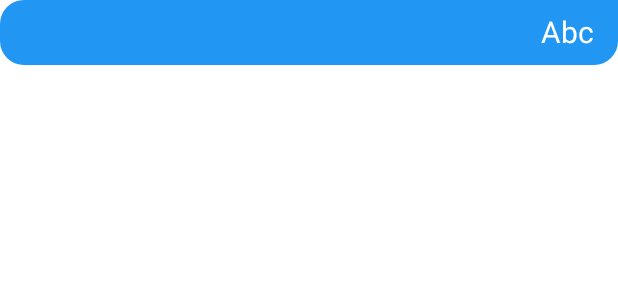
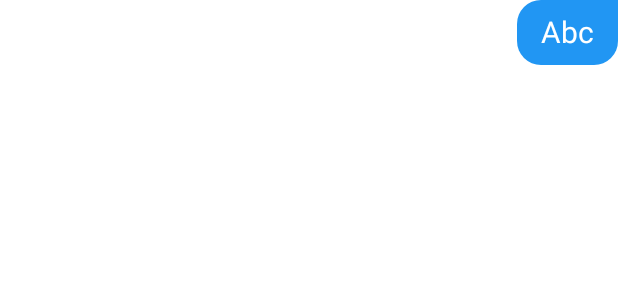
Before and after one commit to MGabi/smalltalk-android, an Android app: the layout rw_conversation_item_client.xml on its own in the app's theme, with its tools: preview values and no code run, on a phone screen of 412 x 824 dp. Shown: the top 300 px of the screen. Run offline under Robolectric (Android 15) with nearby library versions, the phone set to English and light mode, and no system bars.

Commit message:
Finish recyclerview styling

```diff
--- a/app/src/main/res/layout/fr_speech.xml
+++ b/app/src/main/res/layout/fr_speech.xml
@@ -26,7 +26,7 @@
             app:layout_constraintStart_toStartOf="parent"
             app:layout_constraintTop_toTopOf="parent"
             tools:itemCount="3"
-            tools:listitem="@layout/rw_conversation_item">
+            tools:listitem="@layout/rw_conversation_item_server">
 
         </androidx.recyclerview.widget.RecyclerView>
 
--- a/app/src/main/res/layout/rw_conversation_item.xml
+++ b/app/src/main/res/layout/rw_conversation_item_client.xml
@@ -1,6 +1,5 @@
 <?xml version="1.0" encoding="utf-8"?>
-<androidx.constraintlayout.widget.ConstraintLayout xmlns:android="http://schemas.android.com/apk/res/android"
-    xmlns:app="http://schemas.android.com/apk/res-auto"
+<FrameLayout xmlns:android="http://schemas.android.com/apk/res/android"
     xmlns:tools="http://schemas.android.com/tools"
     android:layout_width="match_parent"
     android:layout_height="wrap_content">
@@ -8,16 +7,14 @@
     <TextView
         android:id="@+id/conversation_item"
         style="@style/MessageClient"
-        android:layout_width="match_parent"
+        android:layout_width="wrap_content"
         android:layout_height="wrap_content"
+        android:layout_gravity="end"
+        android:textAlignment="textEnd"
         android:includeFontPadding="false"
         android:paddingStart="16dp"
         android:paddingEnd="16dp"
         android:textSize="20sp"
-        app:layout_constraintBottom_toTopOf="@id/fr_speech_sk_loader"
-        app:layout_constraintEnd_toEndOf="parent"
-        app:layout_constraintStart_toStartOf="parent"
-        app:layout_constraintTop_toTopOf="parent"
         tools:text="Abc" />
 
-</androidx.constraintlayout.widget.ConstraintLayout>
+</FrameLayout>
```
Also changed, not shown: app/src/main/java/com/example/smalltalkAndroid/Repository.kt (+6 -5 lines), app/src/main/java/com/example/smalltalkAndroid/feature/speech/ConversationAdapter.kt (+13 -14 lines), app/src/main/java/com/example/smalltalkAndroid/feature/speech/SpeechFragment.kt (+10 -2 lines), app/src/main/java/com/example/smalltalkAndroid/feature/speech/SpeechViewModel.kt (+11 -3 lines), app/src/main/res/layout/rw_conversation_item_server.xml (added, +20 -0 lines).
